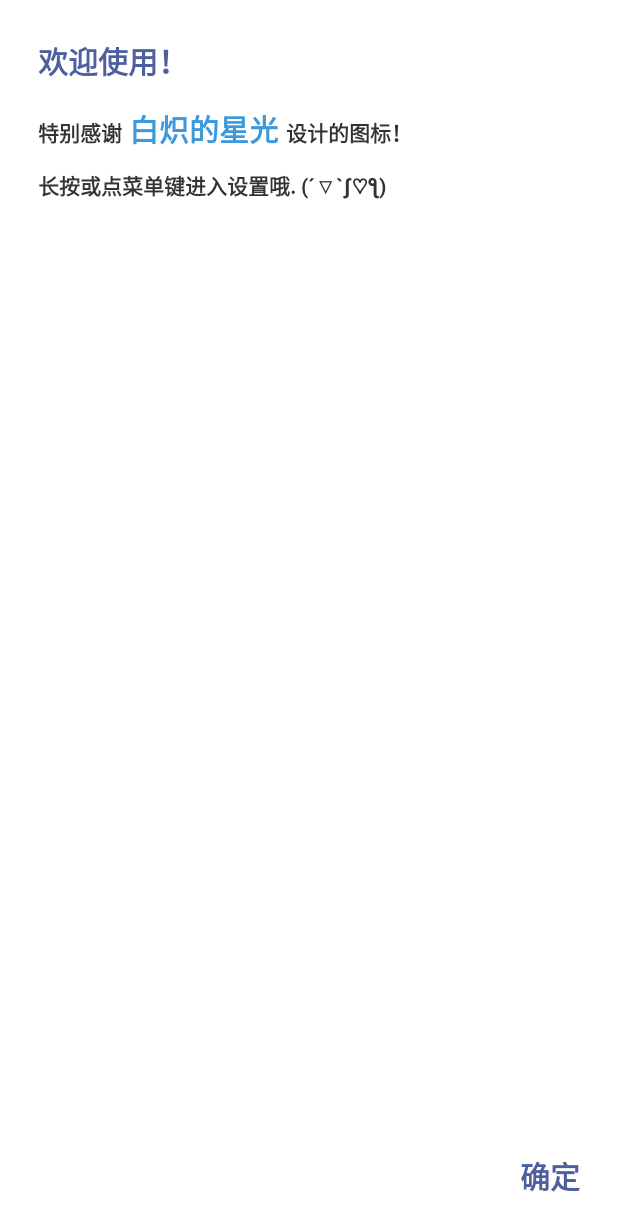
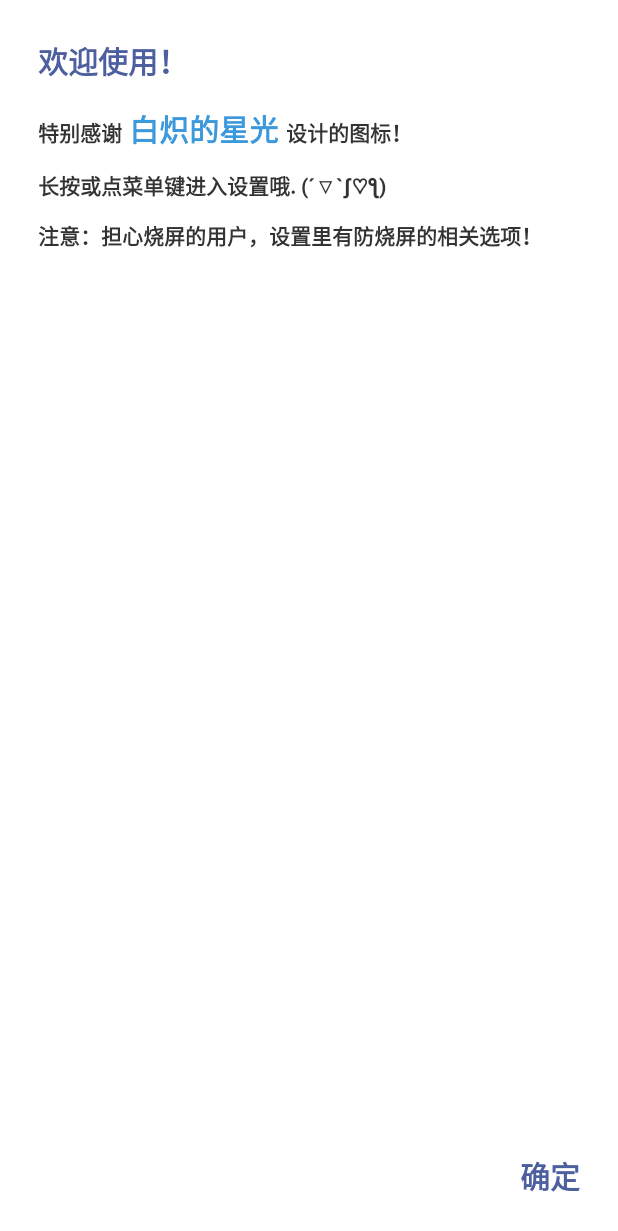
Before and after one commit to Mr-Coding/MyClock-Kotlin, an Android app: the layout dialog_info.xml on its own in the app's theme, with its tools: preview values and no code run, on a phone screen of 412 x 824 dp. Shown: the top 1231 px of the screen. Run offline under Robolectric (Android 15) with nearby library versions, the phone set to English and light mode, and no system bars.

Commit message:
添加提醒信息

```diff
--- a/app/build.gradle
+++ b/app/build.gradle
@@ -10,8 +10,8 @@ android {
         applicationId "com.frank.myclock"
         minSdkVersion 14
         targetSdkVersion 28
-        versionCode 46
-        versionName "0.25.7"
+        versionCode 47
+        versionName "0.25.8"
     }
     buildTypes {
         release {
--- a/app/src/main/res/layout/dialog_info.xml
+++ b/app/src/main/res/layout/dialog_info.xml
@@ -54,6 +54,15 @@
 (´▽`ʃ♡ƪ)"
             android:textColor="#333"
             android:textStyle="bold"/>
+
+        <TextView
+            android:layout_width="match_parent"
+            android:layout_height="wrap_content"
+            android:layout_marginTop="12dp"
+            android:text="注意：担心烧屏的用户，设置里有防烧屏的相关选项！"
+            android:textColor="#333"
+            android:textStyle="bold"/>
+
     </LinearLayout>
 
     <TextView android:id="@+id/dialog_ok_btn"
```
Also changed, not shown: 1 other file.
